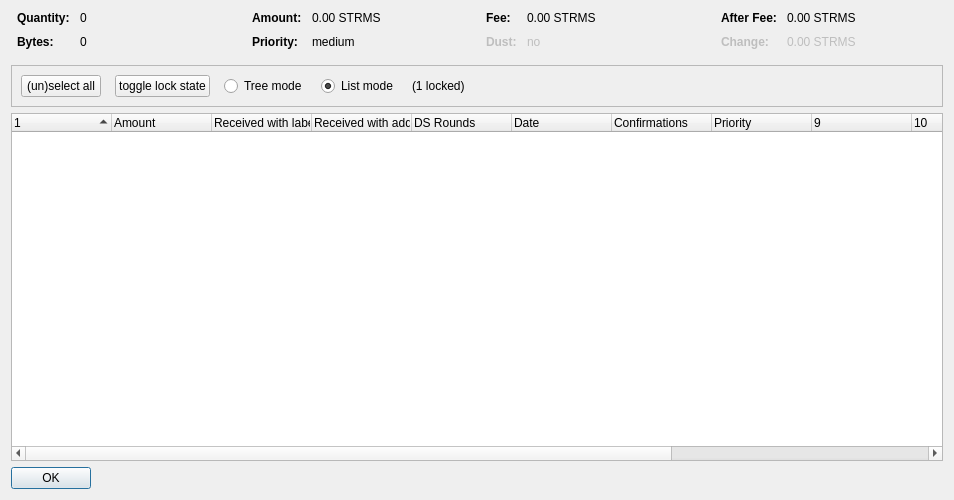
The window that src/qt/forms/coincontroldialog.ui (cryptopool-builders/Streamies) describes before a commit, drawn with Qt 5.
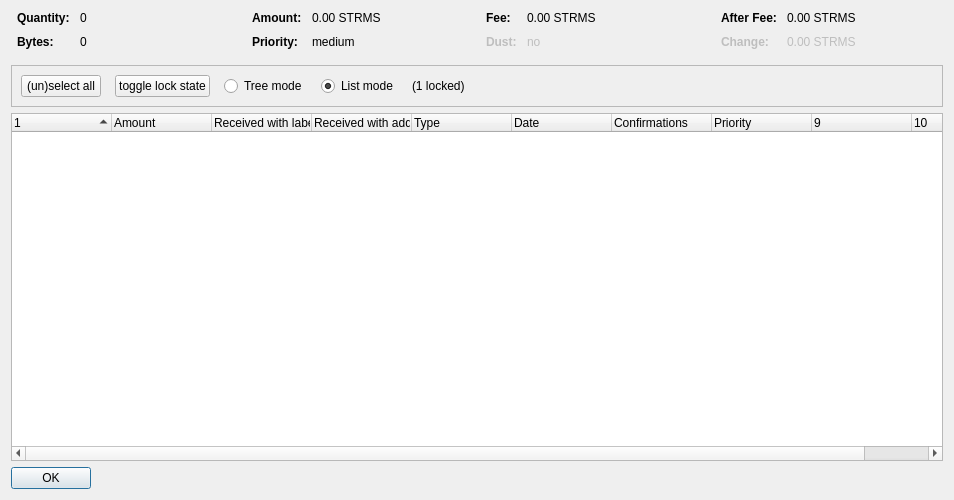
The same window after the commit. Custom widgets are drawn as their Qt base class.

The edit to the form file:
```diff
--- a/src/qt/forms/coincontroldialog.ui
+++ b/src/qt/forms/coincontroldialog.ui
@@ -447,7 +447,7 @@
       <bool>false</bool>
      </property>
      <property name="columnCount">
-      <number>13</number>
+      <number>10</number>
      </property>
      <attribute name="headerShowSortIndicator" stdset="0">
       <bool>true</bool>
@@ -477,7 +477,7 @@
      </column>
      <column>
       <property name="text">
-       <string>DS Rounds</string>
+       <string>Type</string>
       </property>
      </column>
      <column>
@@ -508,21 +508,6 @@
        <string/>
       </property>
      </column>
-     <column>
-      <property name="text">
-       <string/>
-      </property>
-     </column>
-     <column>
-      <property name="text">
-       <string/>
-      </property>
-     </column>
-     <column>
-      <property name="text">
-       <string/>
-      </property>
-     </column>
     </widget>
    </item>
    <item>
```
